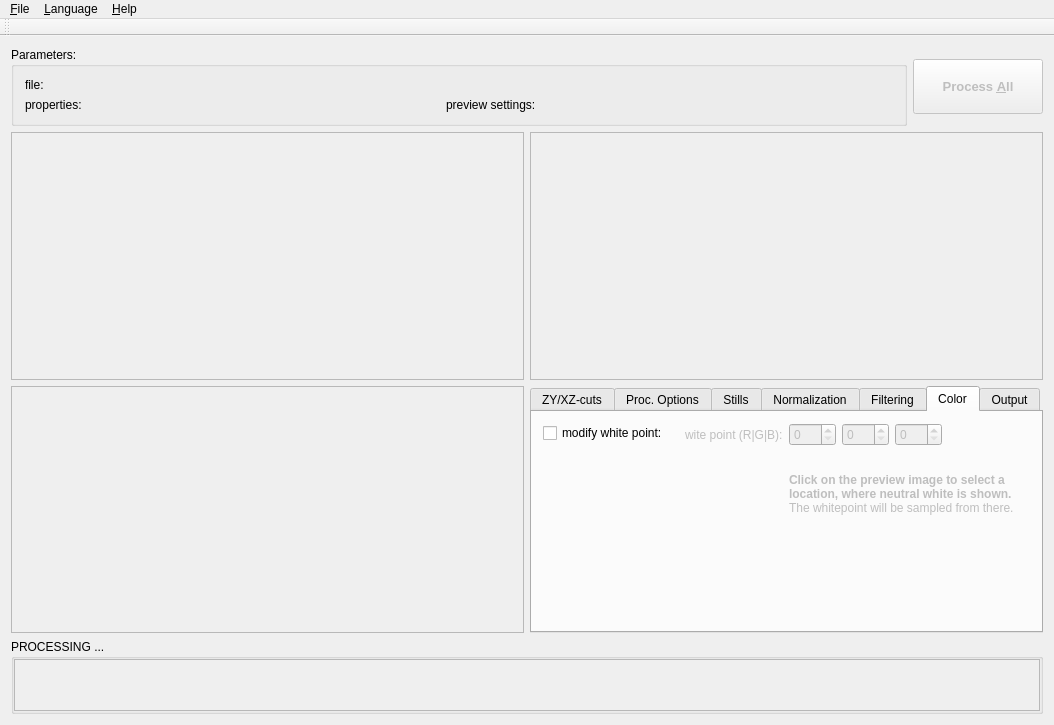
The window that source/mainwindow.ui (jkriege2/SlitScanGenerator) describes before a commit, drawn with Qt 5.
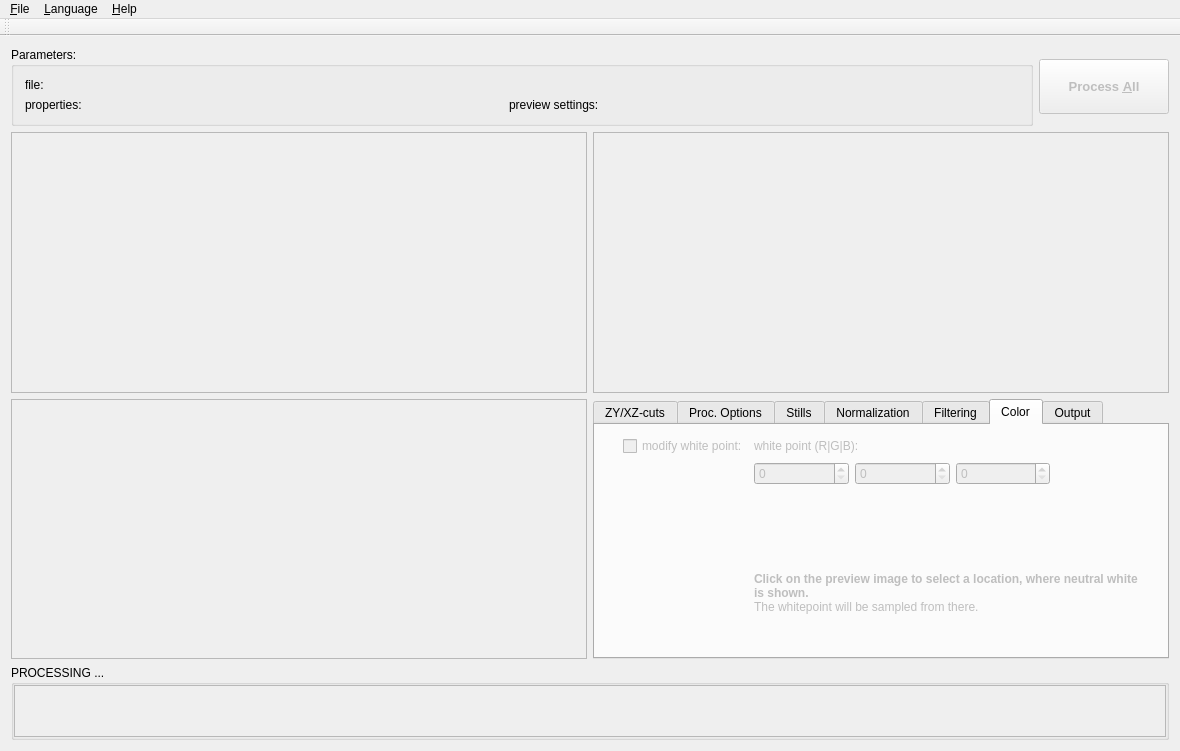
The same window after the commit. The open tabs and pages were chosen to show the change. Icons and pictures are not drawn. Custom widgets are drawn as their Qt base class.

```diff
--- a/source/mainwindow.ui
+++ b/source/mainwindow.ui
@@ -6,8 +6,8 @@
    <rect>
     <x>0</x>
     <y>0</y>
-    <width>1054</width>
-    <height>725</height>
+    <width>1180</width>
+    <height>751</height>
    </rect>
   </property>
   <property name="windowTitle">
@@ -619,13 +619,6 @@
         <string>Color</string>
        </attribute>
        <layout class="QFormLayout" name="formLayout_5">
-        <item row="0" column="0">
-         <widget class="QCheckBox" name="chkModifyWhitepoint">
-          <property name="text">
-           <string>modify white point:</string>
-          </property>
-         </widget>
-        </item>
         <item row="0" column="1">
          <widget class="QWidget" name="widWhitepoint" native="true">
           <property name="enabled">
@@ -635,17 +628,40 @@
            <property name="topMargin">
             <number>0</number>
            </property>
+           <item row="3" column="1">
+            <widget class="QLabel" name="label_15">
+             <property name="text">
+              <string>&lt;b&gt;Click on the preview image to select a location, where neutral white is shown.&lt;/b&gt;&lt;br/&gt;The whitepoint will be sampled from there.</string>
+             </property>
+             <property name="wordWrap">
+              <bool>true</bool>
+             </property>
+            </widget>
+           </item>
            <item row="0" column="0">
+            <widget class="QCheckBox" name="chkModifyWhitepoint">
+             <property name="text">
+              <string>modify white point:</string>
+             </property>
+            </widget>
+           </item>
+           <item row="0" column="1">
             <widget class="QLabel" name="label_16">
              <property name="text">
-              <string>wite point (R|G|B):</string>
+              <string>white point (R|G|B):</string>
              </property>
             </widget>
            </item>
-           <item row="0" column="1">
+           <item row="1" column="1">
             <layout class="QHBoxLayout" name="horizontalLayout_3">
              <item>
               <widget class="QSpinBox" name="spinWhitepointR">
+               <property name="sizePolicy">
+                <sizepolicy hsizetype="Expanding" vsizetype="Fixed">
+                 <horstretch>0</horstretch>
+                 <verstretch>0</verstretch>
+                </sizepolicy>
+               </property>
                <property name="maximum">
                 <number>255</number>
                </property>
@@ -653,6 +669,12 @@
              </item>
              <item>
               <widget class="QSpinBox" name="spinWhitepointG">
+               <property name="sizePolicy">
+                <sizepolicy hsizetype="Expanding" vsizetype="Fixed">
+                 <horstretch>0</horstretch>
+                 <verstretch>0</verstretch>
+                </sizepolicy>
+               </property>
                <property name="maximum">
                 <number>255</number>
                </property>
@@ -660,6 +682,12 @@
              </item>
              <item>
               <widget class="QSpinBox" name="spinWhitepointB">
+               <property name="sizePolicy">
+                <sizepolicy hsizetype="Expanding" vsizetype="Fixed">
+                 <horstretch>0</horstretch>
+                 <verstretch>0</verstretch>
+                </sizepolicy>
+               </property>
                <property name="maximum">
                 <number>255</number>
                </property>
@@ -680,15 +708,18 @@
              </item>
             </layout>
            </item>
-           <item row="1" column="1">
-            <widget class="QLabel" name="label_15">
-             <property name="text">
-              <string>&lt;b&gt;Click on the preview image to select a location, where neutral white is shown.&lt;/b&gt;&lt;br/&gt;The whitepoint will be sampled from there.</string>
+           <item row="2" column="1">
+            <spacer name="verticalSpacer_3">
+             <property name="orientation">
+              <enum>Qt::Orientation::Vertical</enum>
              </property>
-             <property name="wordWrap">
-              <bool>true</bool>
+             <property name="sizeHint" stdset="0">
+              <size>
+               <width>20</width>
+               <height>40</height>
+              </size>
              </property>
-            </widget>
+            </spacer>
            </item>
           </layout>
          </widget>
@@ -787,8 +818,8 @@
            <rect>
             <x>0</x>
             <y>0</y>
-            <width>1034</width>
-            <height>52</height>
+            <width>1158</width>
+            <height>55</height>
            </rect>
           </property>
          </widget>
@@ -824,8 +855,8 @@
     <rect>
      <x>0</x>
      <y>0</y>
-     <width>1054</width>
-     <height>17</height>
+     <width>1180</width>
+     <height>22</height>
     </rect>
    </property>
    <widget class="QMenu" name="menu_Datei">
```
Left out of the diff: 24 changed lines with no effect on the pictures.
